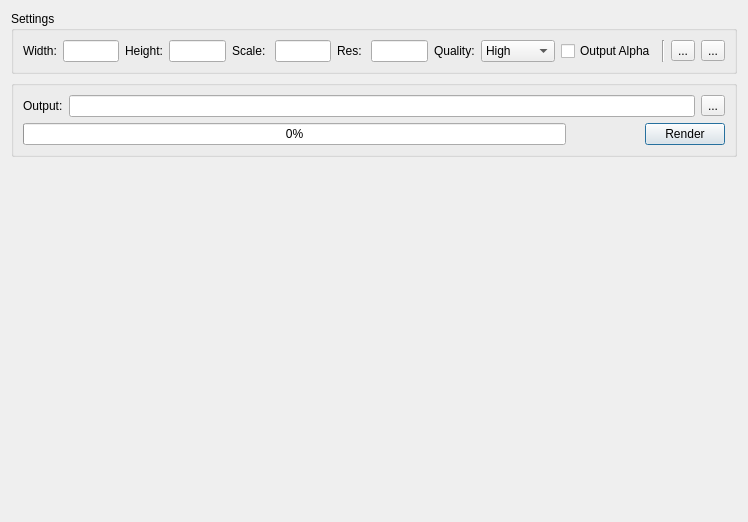
trevorsandy/lpub3d-ci, file mainApp/povrayrenderdialog.ui: the form before one commit.
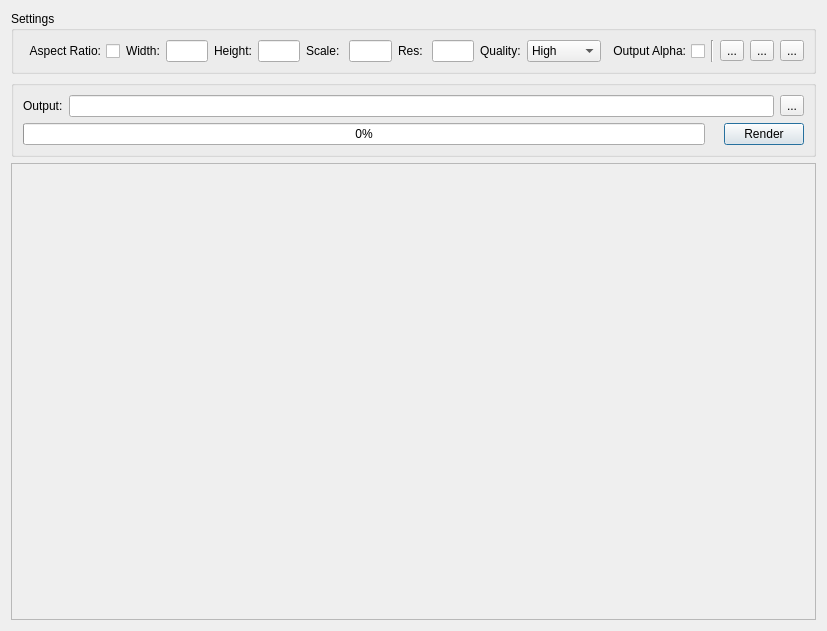
The form after the commit.

Commit message: Add reset button and maintain aspect ratio flag to render dialog

The edit to the form file:
```diff
--- a/mainApp/povrayrenderdialog.ui
+++ b/mainApp/povrayrenderdialog.ui
@@ -6,13 +6,16 @@
    <rect>
     <x>0</x>
     <y>0</y>
-    <width>748</width>
-    <height>522</height>
+    <width>827</width>
+    <height>631</height>
    </rect>
   </property>
   <property name="windowTitle">
    <string>POV-Ray Render</string>
   </property>
+  <property name="sizeGripEnabled">
+   <bool>false</bool>
+  </property>
   <layout class="QVBoxLayout" name="verticalLayout_3">
    <item>
     <layout class="QVBoxLayout" name="verticalLayout_2">
@@ -22,6 +25,19 @@
         <string>Settings</string>
        </property>
        <layout class="QHBoxLayout" name="horizontalLayout">
+        <item>
+         <widget class="QCheckBox" name="AspectRatioBox">
+          <property name="toolTip">
+           <string>Maintain image size aspect ratio</string>
+          </property>
+          <property name="layoutDirection">
+           <enum>Qt::RightToLeft</enum>
+          </property>
+          <property name="text">
+           <string>Aspect Ratio:</string>
+          </property>
+         </widget>
+        </item>
         <item>
          <widget class="QLabel" name="widthLabel">
           <property name="text">
@@ -115,8 +131,11 @@
           <property name="toolTip">
            <string>Set output alpha (UA) on - i.e. enable transparent background.</string>
           </property>
+          <property name="layoutDirection">
+           <enum>Qt::RightToLeft</enum>
+          </property>
           <property name="text">
-           <string>Output Alpha</string>
+           <string>Output Alpha:</string>
           </property>
          </widget>
         </item>
@@ -147,6 +166,16 @@
           </property>
          </widget>
         </item>
+        <item>
+         <widget class="QToolButton" name="ResetButton">
+          <property name="toolTip">
+           <string>Reset original values</string>
+          </property>
+          <property name="text">
+           <string>...</string>
+          </property>
+         </widget>
+        </item>
        </layout>
       </widget>
      </item>
@@ -201,7 +230,7 @@
              </sizepolicy>
             </property>
             <property name="text">
-             <string>                    </string>
+             <string/>
             </property>
            </widget>
           </item>
@@ -227,6 +256,9 @@
        <verstretch>0</verstretch>
       </sizepolicy>
      </property>
+     <property name="frameShape">
+      <enum>QFrame::StyledPanel</enum>
+     </property>
      <property name="text">
       <string/>
      </property>
```
The commit also changes 3 other files.
